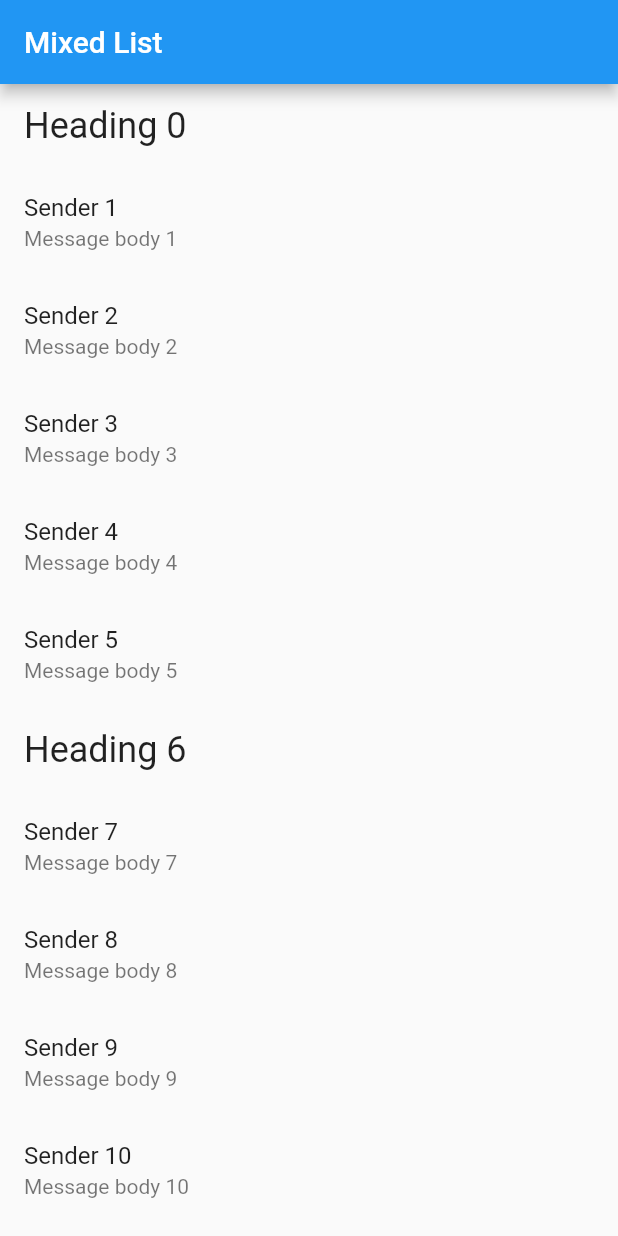
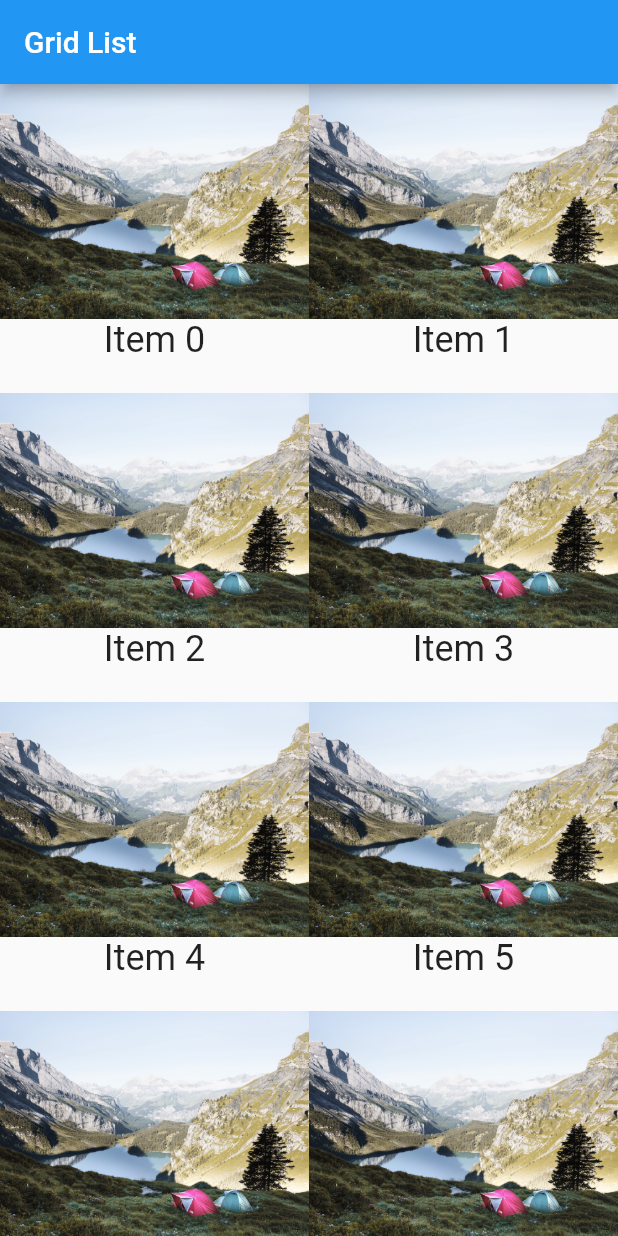
Before and after one commit to shenglinFL/FlutterDraft, a Flutter app: the screen it shows after launch, on a phone screen of 412 x 824 dp. Run offline on Flutter 3.47's test engine with Material 2 defaults, Android fonts, the phone set to English and light mode, and no system bars.

Commit message:
[创建一个 Grid List](https://flutterchina.club/cookbook/lists/grid-lists/)

```diff
--- a/lib/main.dart
+++ b/lib/main.dart
@@ -1,25 +1,13 @@
-import 'package:flutter/foundation.dart';
 import 'package:flutter/material.dart';
 
 void main() {
-  runApp(new MyApp(
-    items: new List<ListItem>.generate(
-      1000,
-          (i) => i % 6 == 0
-          ? new HeadingItem("Heading $i")
-          : new MessageItem("Sender $i", "Message body $i"),
-    ),
-  ));
+  runApp(new MyApp());
 }
 
 class MyApp extends StatelessWidget {
-  final List<ListItem> items;
-
-  MyApp({Key key, @required this.items}) : super(key: key);
-
   @override
   Widget build(BuildContext context) {
-    final title = 'Mixed List';
+    final title = 'Grid List';
 
     return new MaterialApp(
       title: title,
@@ -27,48 +15,30 @@ class MyApp extends StatelessWidget {
         appBar: new AppBar(
           title: new Text(title),
         ),
-        body: new ListView.builder(
-          // Let the ListView know how many items it needs to build
-          itemCount: items.length,
-          // Provide a builder function. This is where the magic happens! We'll
-          // convert each item into a Widget based on the type of item it is.
-          itemBuilder: (context, index) {
-            final item = items[index];
-
-            if (item is HeadingItem) {
-              return new ListTile(
-                title: new Text(
-                  item.heading,
-                  style: Theme.of(context).textTheme.headline,
-                ),
-              );
-            } else if (item is MessageItem) {
-              return new ListTile(
-                title: new Text(item.sender),
-                subtitle: new Text(item.body),
-              );
-            }
-          },
+        body: new GridView.count(
+          // Create a grid with 2 columns. If you change the scrollDirection to
+          // horizontal, this would produce 2 rows.
+          crossAxisCount: 2,
+          // Generate 100 Widgets that display their index in the List
+          children: new List.generate(100, (index) {
+            return new Center(
+//              child: new Text(
+//                'Item $index',
+//                style: Theme.of(context).textTheme.headline,
+//              ),
+              child: new Column(
+                children: <Widget>[
+                  new Image.asset('images/lake.jpg'),
+                  new Text(
+                    'Item $index',
+                    style: Theme.of(context).textTheme.headline,
+                  )
+                ],
+              ),
+            );
+          }),
         ),
       ),
     );
   }
 }
-
-// The base class for the different types of items the List can contain
-abstract class ListItem {}
-
-// A ListItem that contains data to display a heading
-class HeadingItem implements ListItem {
-  final String heading;
-
-  HeadingItem(this.heading);
-}
-
-// A ListItem that contains data to display a message
-class MessageItem implements ListItem {
-  final String sender;
-  final String body;
-
-  MessageItem(this.sender, this.body);
-}
```
